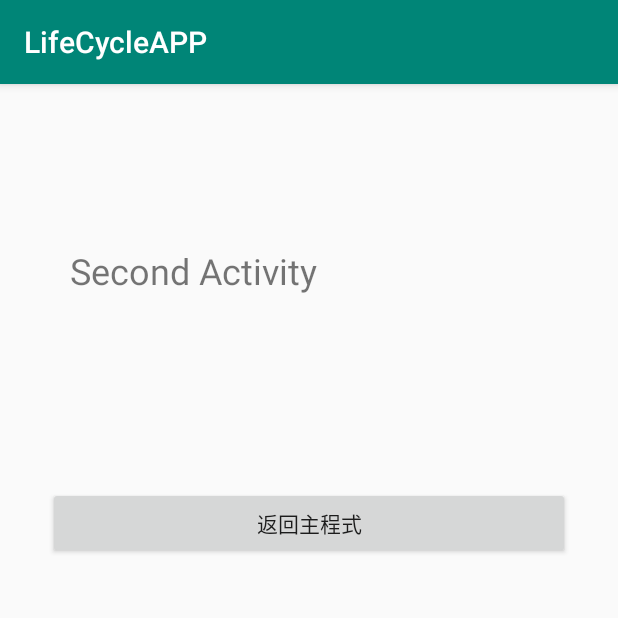
After one commit to sszza120/LifeCycleAPP, an Android app: the SecondActivity screen opened directly, with no data from a screen before it, on a phone screen of 412 x 824 dp, the top half of it. The commit adds this screen. Run offline under Robolectric (Android 15) with nearby library versions, the phone set to English and light mode, and no system bars.

Commit message:
完成第一部份

```diff
--- a/app/src/main/AndroidManifest.xml
+++ b/app/src/main/AndroidManifest.xml
@@ -9,6 +9,7 @@
         android:roundIcon="@mipmap/ic_launcher_round"
         android:supportsRtl="true"
         android:theme="@style/AppTheme">
+        <activity android:name=".SecondActivity"></activity>
         <activity android:name=".MainActivity">
             <intent-filter>
                 <action android:name="android.intent.action.MAIN" />
--- /dev/null
+++ b/app/src/main/java/com/sszza120/lifecycleapp/SecondActivity.java
@@ -0,0 +1,13 @@
+package com.sszza120.lifecycleapp;
+
+import android.support.v7.app.AppCompatActivity;
+import android.os.Bundle;
+
+public class SecondActivity extends AppCompatActivity {
+
+    @Override
+    protected void onCreate(Bundle savedInstanceState) {
+        super.onCreate(savedInstanceState);
+        setContentView(R.layout.activity_second);
+    }
+}
--- /dev/null
+++ b/app/src/main/res/layout/activity_second.xml
@@ -0,0 +1,38 @@
+<?xml version="1.0" encoding="utf-8"?>
+<android.support.constraint.ConstraintLayout xmlns:android="http://schemas.android.com/apk/res/android"
+    xmlns:app="http://schemas.android.com/apk/res-auto"
+    xmlns:tools="http://schemas.android.com/tools"
+    android:layout_width="match_parent"
+    android:layout_height="match_parent"
+    tools:context=".SecondActivity">
+
+    <TextView
+        android:id="@+id/textView2"
+        android:layout_width="wrap_content"
+        android:layout_height="wrap_content"
+        android:layout_marginStart="8dp"
+        android:layout_marginLeft="8dp"
+        android:layout_marginTop="108dp"
+        android:layout_marginEnd="8dp"
+        android:layout_marginRight="8dp"
+        android:text="Second Activity"
+        android:textSize="24sp"
+        app:layout_constraintEnd_toEndOf="parent"
+        app:layout_constraintHorizontal_bias="0.168"
+        app:layout_constraintStart_toStartOf="parent"
+        app:layout_constraintTop_toTopOf="parent" />
+
+    <Button
+        android:id="@+id/btnHome"
+        android:layout_width="0dp"
+        android:layout_height="wrap_content"
+        android:layout_marginStart="32dp"
+        android:layout_marginLeft="32dp"
+        android:layout_marginTop="128dp"
+        android:layout_marginEnd="32dp"
+        android:layout_marginRight="32dp"
+        android:text="返回主程式"
+        app:layout_constraintEnd_toEndOf="parent"
+        app:layout_constraintStart_toStartOf="parent"
+        app:layout_constraintTop_toBottomOf="@+id/textView2" />
+</android.support.constraint.ConstraintLayout>
```
Also changed, not shown: app/src/main/java/com/sszza120/lifecycleapp/MainActivity.java (+37 -0 lines).
